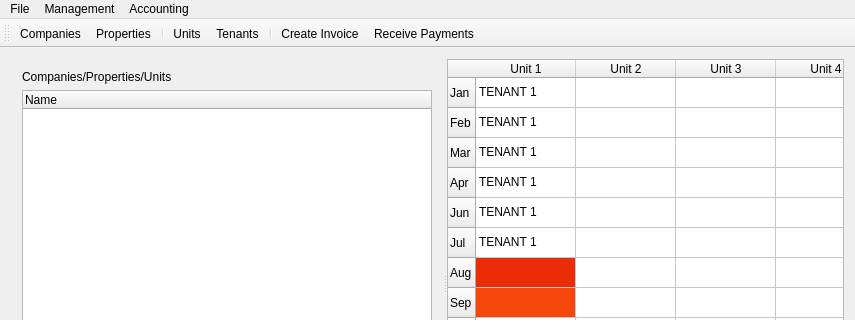
Above: rentmanagermainwindow.ui from jayjay-w/rentman before the change; both pictures show x 0 to 855 and y 0 to 320 of the 855 by 539 pixel window. Below: the same form after it.
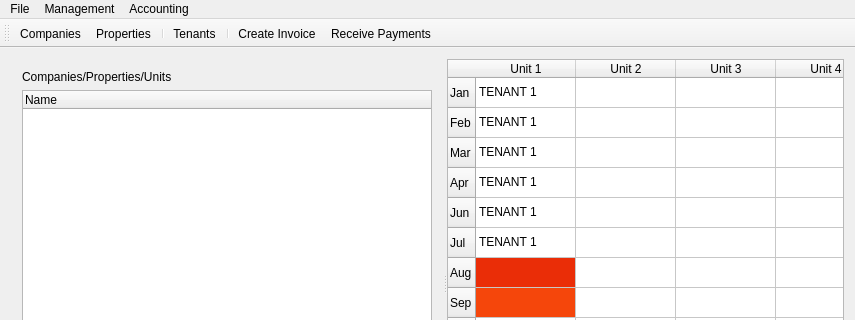
That is the form after the change.

Patch:
```diff
--- a/rentmanagermainwindow.ui
+++ b/rentmanagermainwindow.ui
@@ -256,7 +256,6 @@
    <addaction name="actionCompanies"/>
    <addaction name="actionProperties"/>
    <addaction name="separator"/>
-   <addaction name="actionUnites"/>
    <addaction name="actionTenants"/>
    <addaction name="separator"/>
    <addaction name="actionCreate_Invoice"/>
```
